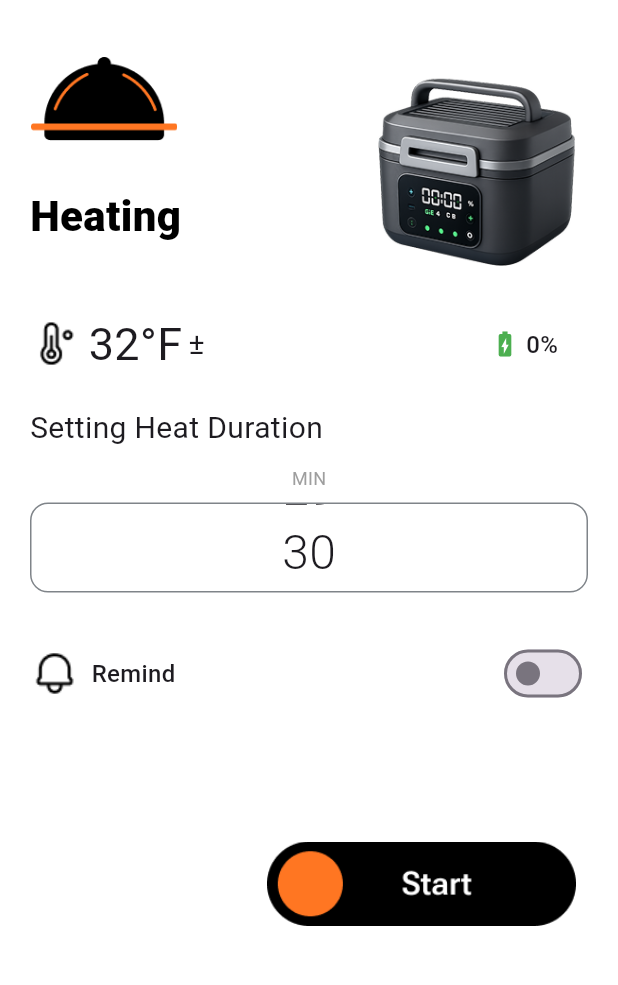
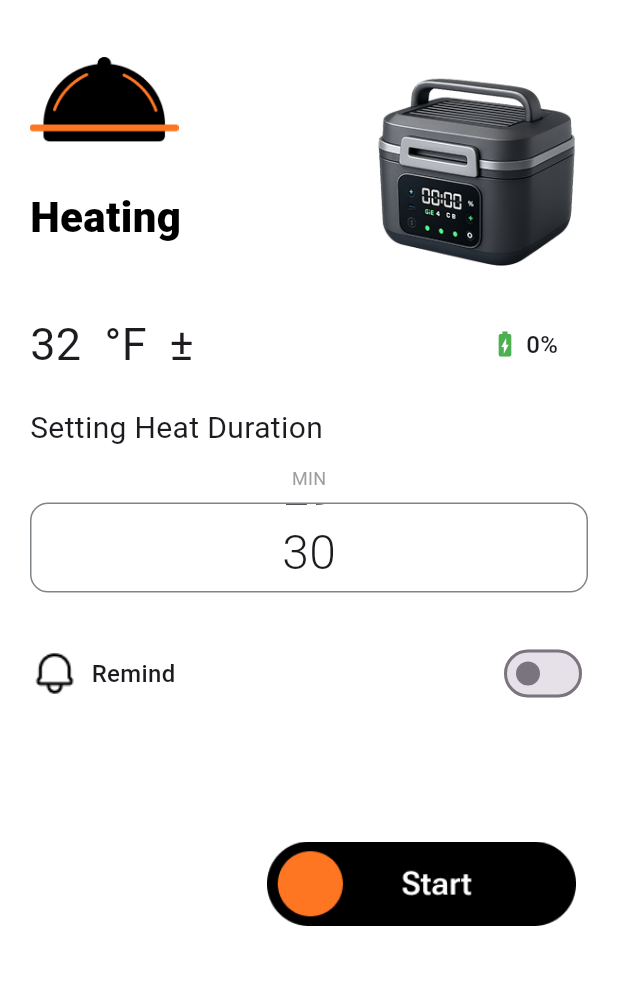
Before and after one commit to WJoinGitHub/Boxd_flutter, a Flutter app: the HeatPage screen opened directly, on a phone screen of 412 x 824 dp, the part 57-1042 px from its top. Run offline on Flutter 3.47's test engine with Material 3 defaults, Android fonts, the phone set to English and light mode, and no system bars; our stand-ins replace device_info_plus, flutter_blue_plus, flutter_local_notifications, google_sign_in, location, permission_handler and 3 more; missing offline and left inert: device_calendar, flutter_facebook_auth; accounts and stored records are empty; network calls fail.

Commit message:
调整加热页面

```diff
--- a/lib/pages/heat_page.dart
+++ b/lib/pages/heat_page.dart
@@ -434,7 +434,6 @@ class _HeatPageState extends State<HeatPage> {
                     children: [
                       Assets.device.images.devHeat.image(
                         width: 99,
-                        height: 56,
                         fit: BoxFit.contain,
                       ),
                       const SizedBox(height: 30),
@@ -478,21 +477,16 @@ class _HeatPageState extends State<HeatPage> {
                     },
                     child: Row(
                       children: [
-                        Assets.device.images.temperature.image(
-                          width: 31,
-                          fit: BoxFit.contain,
-                        ),
-                        const SizedBox(width: 8),
                         Text(
-                          '${_getDisplayTemperature()}$temperatureUnit',
+                          '${_getDisplayTemperature()}  $temperatureUnit',
                           style: const TextStyle(
                               fontSize: 30, fontWeight: FontWeight.w400),
                         ),
-                        const SizedBox(width: 4),
+                        const SizedBox(width: 15),
                         const Text(
                           '±',
                           style: TextStyle(
-                              fontSize: 20, fontWeight: FontWeight.w400),
+                              fontSize: 30, fontWeight: FontWeight.w400),
                         ),
                       ],
                     ),
--- a/lib/pages/keep_warm_page.dart
+++ b/lib/pages/keep_warm_page.dart
@@ -440,7 +440,6 @@ class _KeepWarmPageState extends State<KeepWarmPage> {
                     children: [
                       Assets.device.images.devIns.image(
                         width: 56,
-                        height: 52,
                         fit: BoxFit.contain,
                       ),
                       const SizedBox(height: 30),
@@ -473,9 +472,9 @@ class _KeepWarmPageState extends State<KeepWarmPage> {
                     width: 31,
                     fit: BoxFit.contain,
                   ),
-                  const SizedBox(width: 8),
+                  const SizedBox(width: 15),
                   Text(
-                    '${getDisplayTemperature()}$temperatureUnit',
+                    '${getDisplayTemperature()}   $temperatureUnit',
                     style: const TextStyle(
                         fontSize: 30, fontWeight: FontWeight.w400),
                   ),
```
